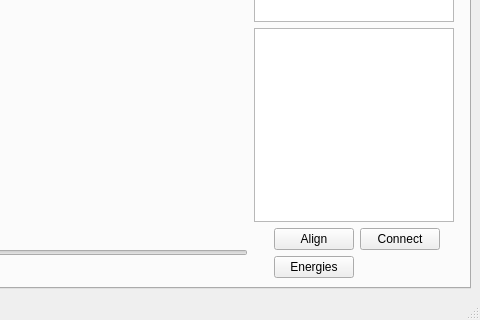
Old version of the form pygmin/gui/MainWindow.ui in the repository pele-python/pele; both pictures show x 212 to 692 and y 235 to 555 of the 692 by 555 pixel window.
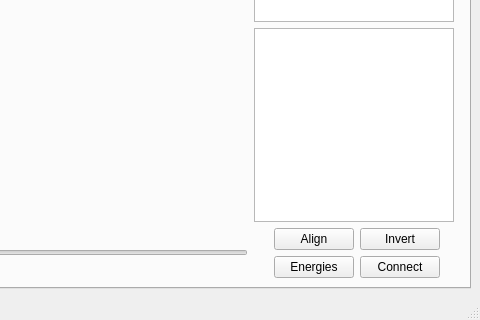
New version of the form. The open tabs and pages were chosen to show the change. Custom widgets are drawn as their Qt base class.

Commit message: lj gui has now exact cluster match check + button to try inversion

The edit to the form file:
```diff
--- a/pygmin/gui/MainWindow.ui
+++ b/pygmin/gui/MainWindow.ui
@@ -146,26 +146,7 @@
           <property name="rightMargin">
            <number>20</number>
           </property>
-          <item row="0" column="1">
-           <widget class="QPushButton" name="btnConnect">
-            <property name="sizePolicy">
-             <sizepolicy hsizetype="Maximum" vsizetype="Fixed">
-              <horstretch>0</horstretch>
-              <verstretch>0</verstretch>
-             </sizepolicy>
-            </property>
-            <property name="maximumSize">
-             <size>
-              <width>100</width>
-              <height>16777215</height>
-             </size>
-            </property>
-            <property name="text">
-             <string>Connect</string>
-            </property>
-           </widget>
-          </item>
-          <item row="0" column="0">
+          <item row="1" column="0">
            <widget class="QPushButton" name="btnAlign">
             <property name="sizePolicy">
              <sizepolicy hsizetype="Maximum" vsizetype="Fixed">
@@ -184,13 +165,39 @@
             </property>
            </widget>
           </item>
-          <item row="1" column="0">
+          <item row="2" column="0">
            <widget class="QPushButton" name="btnEnergies">
             <property name="text">
              <string>Energies</string>
             </property>
            </widget>
           </item>
+          <item row="2" column="1">
+           <widget class="QPushButton" name="btnConnect">
+            <property name="sizePolicy">
+             <sizepolicy hsizetype="Maximum" vsizetype="Fixed">
+              <horstretch>0</horstretch>
+              <verstretch>0</verstretch>
+             </sizepolicy>
+            </property>
+            <property name="maximumSize">
+             <size>
+              <width>100</width>
+              <height>16777215</height>
+             </size>
+            </property>
+            <property name="text">
+             <string>Connect</string>
+            </property>
+           </widget>
+          </item>
+          <item row="1" column="1">
+           <widget class="QPushButton" name="btnInvert">
+            <property name="text">
+             <string>Invert</string>
+            </property>
+           </widget>
+          </item>
          </layout>
         </item>
         <item row="1" column="0">
```
Left out of the diff: 35 changed lines with no effect on the pictures. The commit also changes 4 other files.
